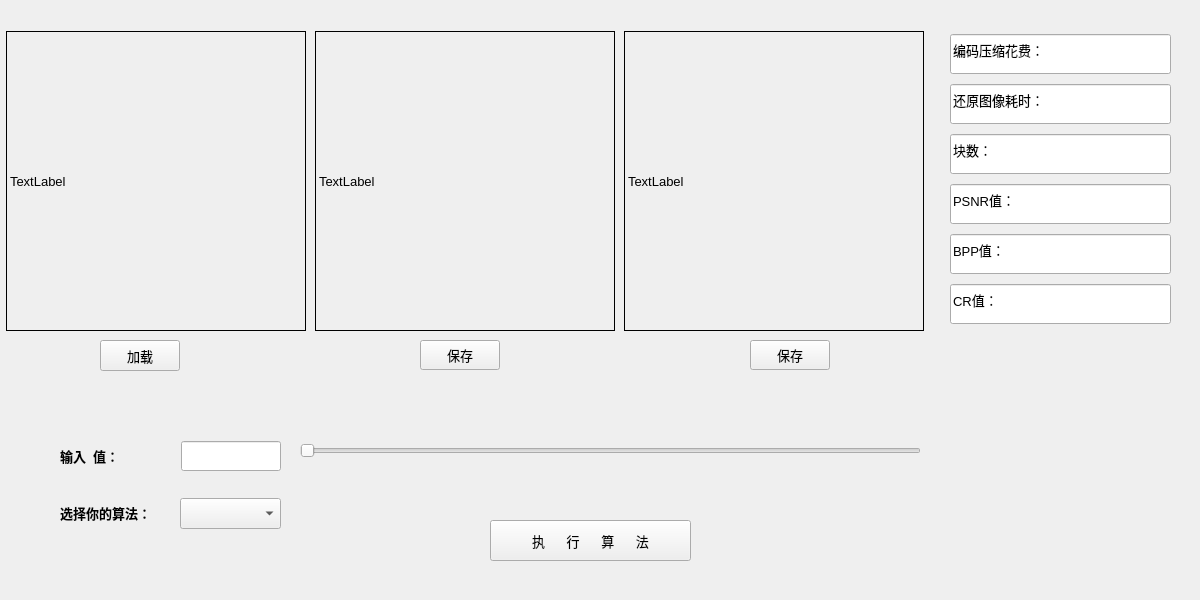
Before: the Qt Designer form Cpp_Big_Homework/widget.ui in chuanlog/Cpp-big-homework, drawn with Qt 5.
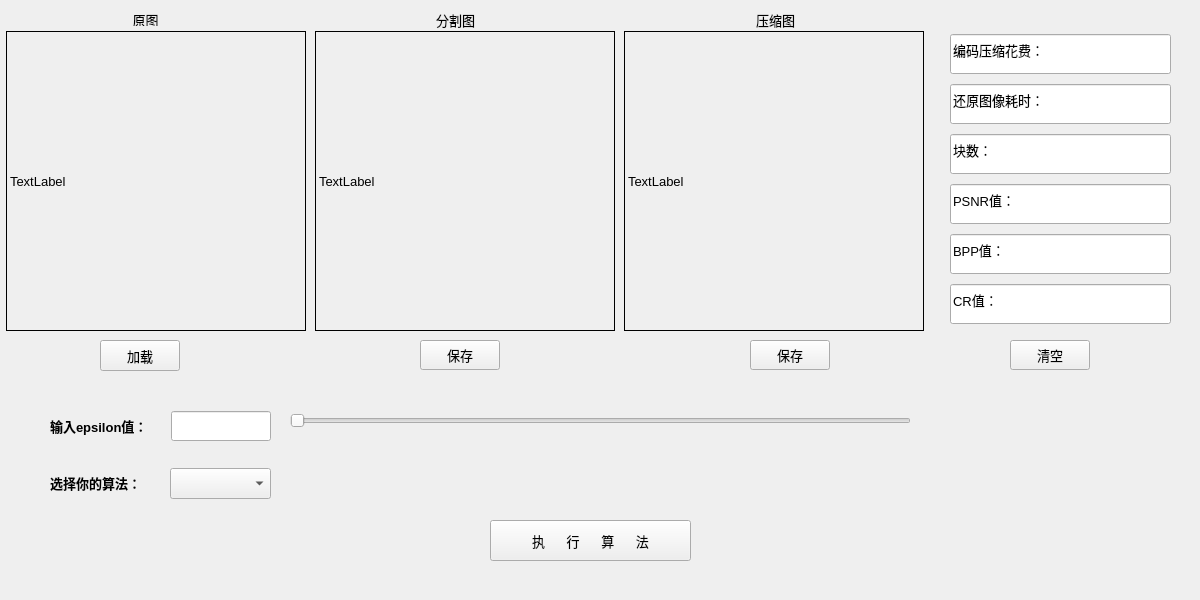
After: the same form once the commit is applied. Icons and pictures are not drawn.

Commit message: 添加了进度条和epsilon输入框的数字显示联动功能

What changed in the file:
```diff
--- a/Cpp_Big_Homework/widget.ui
+++ b/Cpp_Big_Homework/widget.ui
@@ -352,14 +352,23 @@
    </property>
   </widget>
   <widget class="QSlider" name="valueInput_horizontalSlider">
+   <property name="enabled">
+    <bool>true</bool>
+   </property>
    <property name="geometry">
     <rect>
-     <x>300</x>
-     <y>440</y>
+     <x>290</x>
+     <y>410</y>
      <width>621</width>
      <height>21</height>
     </rect>
    </property>
+   <property name="maximum">
+    <number>30</number>
+   </property>
+   <property name="pageStep">
+    <number>1</number>
+   </property>
    <property name="orientation">
     <enum>Qt::Horizontal</enum>
    </property>
@@ -380,11 +389,11 @@
     <string>执      行      算      法</string>
    </property>
   </widget>
-  <widget class="QWidget" name="">
+  <widget class="QWidget" name="layoutWidget">
    <property name="geometry">
     <rect>
-     <x>60</x>
-     <y>420</y>
+     <x>50</x>
+     <y>390</y>
      <width>221</width>
      <height>131</height>
     </rect>
@@ -408,7 +417,7 @@
 li.unchecked::marker { content: &quot;\2610&quot;; }
 li.checked::marker { content: &quot;\2612&quot;; }
 &lt;/style&gt;&lt;/head&gt;&lt;body style=&quot; font-family:'Microsoft YaHei UI'; font-size:10pt; font-weight:400; font-style:normal;&quot;&gt;
-&lt;p style=&quot; margin-top:0px; margin-bottom:0px; margin-left:0px; margin-right:0px; -qt-block-indent:0; text-indent:0px;&quot;&gt;&lt;span style=&quot; font-weight:700;&quot;&gt;输入&lt;/span&gt;&lt;img src=&quot;file:///C:/Users/陈永川/AppData/Local/Temp/msohtmlclip1/01/clip_image002.png&quot; width=&quot;7&quot; height=&quot;21&quot; /&gt;&lt;span style=&quot; font-weight:700;&quot;&gt;  值：&lt;/span&gt;&lt;/p&gt;&lt;/body&gt;&lt;/html&gt;</string>
+&lt;p style=&quot; margin-top:0px; margin-bottom:0px; margin-left:0px; margin-right:0px; -qt-block-indent:0; text-indent:0px;&quot;&gt;&lt;span style=&quot; font-weight:700;&quot;&gt;输入epsilon值：&lt;/span&gt;&lt;/p&gt;&lt;/body&gt;&lt;/html&gt;</string>
         </property>
        </widget>
       </item>
@@ -465,6 +474,70 @@
     </item>
    </layout>
   </widget>
+  <widget class="QPushButton" name="clearButton">
+   <property name="geometry">
+    <rect>
+     <x>1010</x>
+     <y>340</y>
+     <width>80</width>
+     <height>30</height>
+    </rect>
+   </property>
+   <property name="minimumSize">
+    <size>
+     <width>80</width>
+     <height>30</height>
+    </size>
+   </property>
+   <property name="maximumSize">
+    <size>
+     <width>80</width>
+     <height>30</height>
+    </size>
+   </property>
+   <property name="text">
+    <string>清空</string>
+   </property>
+  </widget>
+  <widget class="QLabel" name="label_3">
+   <property name="geometry">
+    <rect>
+     <x>130</x>
+     <y>10</y>
+     <width>31</width>
+     <height>16</height>
+    </rect>
+   </property>
+   <property name="text">
+    <string>&lt;html&gt;&lt;head/&gt;&lt;body&gt;&lt;p align=&quot;center&quot;&gt;原图&lt;/p&gt;&lt;/body&gt;&lt;/html&gt;</string>
+   </property>
+  </widget>
+  <widget class="QLabel" name="label_4">
+   <property name="geometry">
+    <rect>
+     <x>430</x>
+     <y>10</y>
+     <width>51</width>
+     <height>20</height>
+    </rect>
+   </property>
+   <property name="text">
+    <string>&lt;html&gt;&lt;head/&gt;&lt;body&gt;&lt;p align=&quot;center&quot;&gt;分割图&lt;/p&gt;&lt;/body&gt;&lt;/html&gt;</string>
+   </property>
+  </widget>
+  <widget class="QLabel" name="label_5">
+   <property name="geometry">
+    <rect>
+     <x>750</x>
+     <y>10</y>
+     <width>51</width>
+     <height>20</height>
+    </rect>
+   </property>
+   <property name="text">
+    <string>&lt;html&gt;&lt;head/&gt;&lt;body&gt;&lt;p align=&quot;center&quot;&gt;压缩图&lt;/p&gt;&lt;/body&gt;&lt;/html&gt;</string>
+   </property>
+  </widget>
  </widget>
  <resources/>
  <connections/>
```
Left out of the diff: 2 changed lines with no effect on the pictures. The commit also changes 13 other files.
